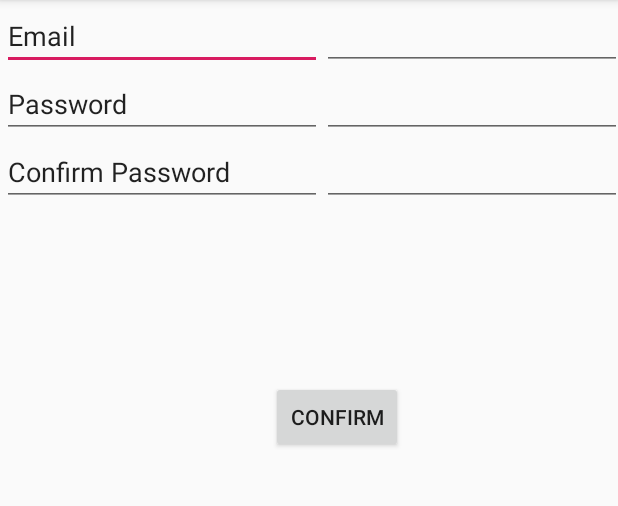
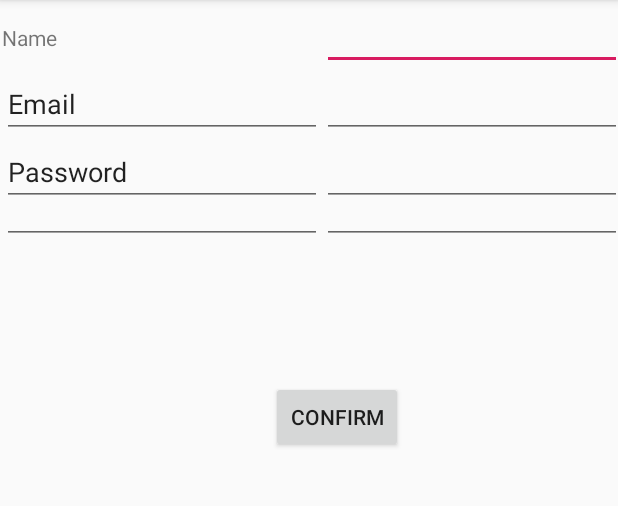
Before and after one commit to ShakeelAlibhai/CIS3515_Project2, an Android app: the screen it shows after launch (FormActivity), on a phone screen of 412 x 824 dp, the part 84-590 px from its top. Run offline under Robolectric (Android 15) with nearby library versions, the phone set to English and light mode, and no system bars.

Commit message:
Add name label/field

```diff
--- a/app/src/main/res/layout/activity_form.xml
+++ b/app/src/main/res/layout/activity_form.xml
@@ -14,6 +14,24 @@
         android:layout_marginTop="1dp"
         app:layout_constraintStart_toStartOf="parent"
         app:layout_constraintTop_toTopOf="parent">
+
+        <TableRow
+            android:layout_width="match_parent"
+            android:layout_height="match_parent">
+
+            <TextView
+                android:id="@+id/nameLabel"
+                android:layout_width="wrap_content"
+                android:layout_height="wrap_content"
+                android:text="Name" />
+
+            <EditText
+                android:id="@+id/nameField"
+                android:layout_width="wrap_content"
+                android:layout_height="wrap_content"
+                android:ems="10"
+                android:inputType="textPersonName" />
+        </TableRow>
 
         <TableRow
             android:layout_width="match_parent"
```
